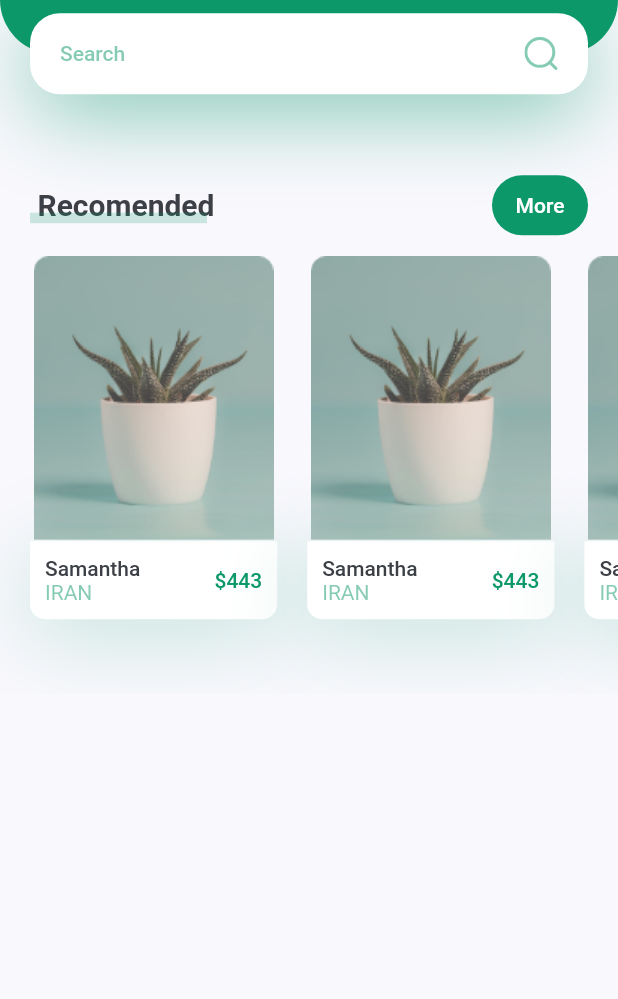
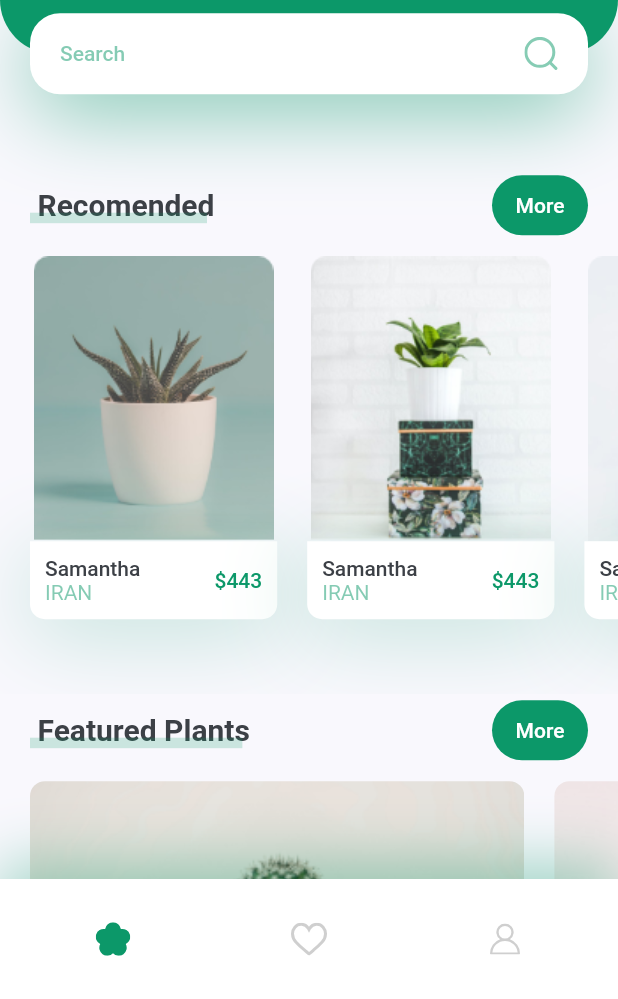
Before and after one commit to AliRahimi1388/planet_vitrin, a Flutter app: the screen it shows after launch, on a phone screen of 412 x 824 dp, the part 237-1236 px from its top. Run offline on Flutter 3.47's test engine with Material 2 defaults, Android fonts, the phone set to English and light mode, and no system bars; our stand-ins replace flutter_svg.

Commit message:
Imp MainPage design

```diff
--- a/lib/screens/home/components/body.dart
+++ b/lib/screens/home/components/body.dart
@@ -2,6 +2,9 @@ import 'package:flutter/material.dart';
 import 'package:planet_app/constants.dart';
 import 'package:planet_app/screens/home/components/header_with_searchbox.dart';
 import 'package:planet_app/screens/home/components/title_with_more_btn.dart';
+
+import 'featured_plants.dart';
+import 'recomends_plants.dart';
 
 class Body extends StatelessWidget {
   const Body({super.key});
@@ -18,111 +21,17 @@ class Body extends StatelessWidget {
             title: "Recomended",
             press: () {},
           ),
-          SingleChildScrollView(
-            scrollDirection: Axis.horizontal,
-            child: Row(
-              children: [
-                RecomendPlantCard(
-                  image: "assets/images/image_1.png",
-                  title: "Samantha",
-                  company: "Iran",
-                  press: () {},
-                  price: 443,
-                ),
-                RecomendPlantCard(
-                  image: "assets/images/image_1.png",
-                  title: "Samantha",
-                  company: "Iran",
-                  press: () {},
-                  price: 443,
-                ),
-                RecomendPlantCard(
-                  image: "assets/images/image_1.png",
-                  title: "Samantha",
-                  company: "Iran",
-                  press: () {},
-                  price: 443,
-                ),
-              ],
-            ),
+          RecomendsPlants(),
+          TitleWithMoreBtn(
+            title: "Featured Plants",
+            press: () {},
+          ),
+          FeaturedPlants(),
+          SizedBox(
+            height: kDefaultPaddding,
           )
         ],
       ),
     );
   }
 }
-
-class RecomendPlantCard extends StatelessWidget {
-  const RecomendPlantCard({
-    super.key,
-    required this.image,
-    required this.title,
-    required this.company,
-    required this.price,
-    required this.press,
-  });
-
-  final String image, title, company;
-
-  final int price;
-  final VoidCallback press;
-
-  @override
-  Widget build(BuildContext context) {
-    Size size = MediaQuery.of(context).size;
-    return Container(
-      margin: EdgeInsets.only(
-          left: kDefaultPaddding,
-          top: kDefaultPaddding / 2,
-          bottom: kDefaultPaddding * 2.5),
-      width: size.width * 0.4,
-      child: Column(
-        children: [
-          Image.asset(image),
-          GestureDetector(
-            onTap: press,
-            child: Container(
-              padding: EdgeInsets.all(kDefaultPaddding / 2),
-              decoration: BoxDecoration(
-                color: Colors.white,
-                borderRadius: BorderRadius.only(
-                    bottomLeft: Radius.circular(10),
-                    bottomRight: Radius.circular(10)),
-                boxShadow: [
-                  BoxShadow(
-                      offset: Offset(0, 10),
-                      blurRadius: 50,
-                      color: kPrimaryColor.withOpacity(0.23))
-                ],
-              ),
-              child: Row(
-                children: [
-                  RichText(
-                      text: TextSpan(
-                    children: [
-                      TextSpan(
-                          text: "$title\n",
-                          style: Theme.of(context).textTheme.labelLarge),
-                      TextSpan(
-                          text: "$company".toUpperCase(),
-                          style:
-                              TextStyle(color: kPrimaryColor.withOpacity(0.5)))
-                    ],
-                  )),
-                  Spacer(),
-                  Text(
-                    '\$$price',
-                    style: Theme.of(context)
-                        .textTheme
-                        .labelLarge!
-                        .copyWith(color: kPrimaryColor),
-                  )
-                ],
-              ),
-            ),
-          )
-        ],
-      ),
-    );
-  }
-}
--- /dev/null
+++ b/lib/screens/home/components/featured_plants.dart
@@ -0,0 +1,65 @@
+import 'package:flutter/material.dart';
+
+import '../../../constants.dart';
+
+class FeaturedPlants extends StatelessWidget {
+  const FeaturedPlants({
+    super.key,
+  });
+
+  @override
+  Widget build(BuildContext context) {
+    return SingleChildScrollView(
+      scrollDirection: Axis.horizontal,
+      child: Row(
+        children: [
+          FeaturePlantCard(
+            image: "assets/images/bottom_img_1.png",
+            press: () {},
+          ),
+          FeaturePlantCard(
+            image: "assets/images/bottom_img_2.png",
+            press: () {},
+          ),
+          FeaturePlantCard(
+            image: "assets/images/bottom_img_1.png",
+            press: () {},
+          ),
+        ],
+      ),
+    );
+  }
+}
+
+class FeaturePlantCard extends StatelessWidget {
+  const FeaturePlantCard({
+    super.key,
+    required this.image,
+    required this.press,
+  });
+  final VoidCallback press;
+  final String image;
+
+  @override
+  Widget build(BuildContext context) {
+    Size size = MediaQuery.of(context).size;
+
+    return GestureDetector(
+      onTap: press,
+      child: Container(
+        margin: EdgeInsets.only(
+            left: kDefaultPaddding,
+            top: kDefaultPaddding / 2,
+            bottom: kDefaultPaddding / 2),
+        width: size.width * 0.8,
+        height: 185,
+        decoration: BoxDecoration(
+            borderRadius: BorderRadius.circular(10),
+            image: DecorationImage(
+              fit: BoxFit.cover,
+              image: AssetImage(image),
+            )),
+      ),
+    );
+  }
+}
--- a/lib/screens/home/components/home_screen.dart
+++ b/lib/screens/home/components/home_screen.dart
@@ -2,6 +2,7 @@ import 'package:flutter/material.dart';
 import 'package:flutter_svg/svg.dart';
 import 'package:planet_app/constants.dart';
 import 'package:planet_app/screens/home/components/body.dart';
+import 'my_bottom_navbar.dart';
 
 class HomeScreen extends StatelessWidget {
   const HomeScreen({super.key});
@@ -11,6 +12,7 @@ class HomeScreen extends StatelessWidget {
     return Scaffold(
       appBar: buildAppBar(),
       body: Body(),
+      bottomNavigationBar: MyBottomNavBar(),
     );
   }
 
--- /dev/null
+++ b/lib/screens/home/components/my_bottom_navbar.dart
@@ -0,0 +1,52 @@
+import 'package:flutter/material.dart';
+import 'package:flutter_svg/svg.dart';
+
+import '../../../constants.dart';
+
+class MyBottomNavBar extends StatelessWidget {
+  const MyBottomNavBar({
+    super.key,
+  });
+
+  @override
+  Widget build(BuildContext context) {
+    return Container(
+        padding: EdgeInsets.only(
+          left: kDefaultPaddding / 2,
+          right: kDefaultPaddding / 2,
+        ),
+        height: 80,
+        decoration: BoxDecoration(
+          color: Colors.white,
+          boxShadow: [
+            BoxShadow(
+                offset: Offset(0, -10),
+                blurRadius: 35,
+                color: kPrimaryColor.withOpacity(0.38))
+          ],
+        ),
+        child: Row(
+          mainAxisAlignment: MainAxisAlignment.spaceAround,
+          children: <Widget>[
+            IconButton(
+              onPressed: () {},
+              icon: SvgPicture.asset(
+                "assets/icons/flower.svg",
+              ),
+            ),
+            IconButton(
+              onPressed: () {},
+              icon: SvgPicture.asset(
+                "assets/icons/heart-icon.svg",
+              ),
+            ),
+            IconButton(
+              onPressed: () {},
+              icon: SvgPicture.asset(
+                "assets/icons/user-icon.svg",
+              ),
+            )
+          ],
+        ));
+  }
+}
--- /dev/null
+++ b/lib/screens/home/components/recomends_plants.dart
@@ -0,0 +1,118 @@
+import 'package:flutter/material.dart';
+
+import '../../../constants.dart';
+
+
+
+class RecomendsPlants extends StatelessWidget {
+  const RecomendsPlants({
+    super.key,
+  });
+
+  @override
+  Widget build(BuildContext context) {
+    return SingleChildScrollView(
+      scrollDirection: Axis.horizontal,
+      child: Row(
+        children: [
+          RecomendPlantCard(
+            image: "assets/images/image_1.png",
+            title: "Samantha",
+            company: "Iran",
+            press: () {},
+            price: 443,
+          ),
+          RecomendPlantCard(
+            image: "assets/images/image_2.png",
+            title: "Samantha",
+            company: "Iran",
+            press: () {},
+            price: 443,
+          ),
+          RecomendPlantCard(
+            image: "assets/images/image_3.png",
+            title: "Samantha",
+            company: "Iran",
+            press: () {},
+            price: 443,
+          ),
+        ],
+      ),
+    );
+  }
+}
+
+class RecomendPlantCard extends StatelessWidget {
+  const RecomendPlantCard({
+    super.key,
+    required this.image,
+    required this.title,
+    required this.company,
+    required this.price,
+    required this.press,
+  });
+
+  final String image, title, company;
+
+  final int price;
+  final VoidCallback press;
+
+  @override
+  Widget build(BuildContext context) {
+    Size size = MediaQuery.of(context).size;
+    return Container(
+      margin: EdgeInsets.only(
+          left: kDefaultPaddding,
+          top: kDefaultPaddding / 2,
+          bottom: kDefaultPaddding * 2.5),
+      width: size.width * 0.4,
+      child: Column(
+        children: [
+          Image.asset(image),
+          GestureDetector(
+            onTap: press,
+            child: Container(
+              padding: EdgeInsets.all(kDefaultPaddding / 2),
+              decoration: BoxDecoration(
+                color: Colors.white,
+                borderRadius: BorderRadius.only(
+                    bottomLeft: Radius.circular(10),
+                    bottomRight: Radius.circular(10)),
+                boxShadow: [
+                  BoxShadow(
+                      offset: Offset(0, 10),
+                      blurRadius: 50,
+                      color: kPrimaryColor.withOpacity(0.23))
+                ],
+              ),
+              child: Row(
+                children: [
+                  RichText(
+                      text: TextSpan(
+                    children: [
+                      TextSpan(
+                          text: "$title\n",
+                          style: Theme.of(context).textTheme.labelLarge),
+                      TextSpan(
+                          text: "$company".toUpperCase(),
+                          style:
+                              TextStyle(color: kPrimaryColor.withOpacity(0.5)))
+                    ],
+                  )),
+                  Spacer(),
+                  Text(
+                    '\$$price',
+                    style: Theme.of(context)
+                        .textTheme
+                        .labelLarge!
+                        .copyWith(color: kPrimaryColor),
+                  )
+                ],
+              ),
+            ),
+          )
+        ],
+      ),
+    );
+  }
+}
```
